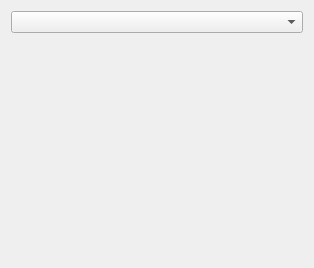
euroelessar/qutim, file src/corelayers/emotincssettings/emoticonsselector.ui: the form before one commit.
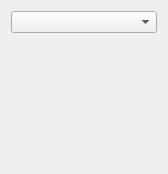
The form after the commit.

Commit message: Modified emoticons selector Fixes and updates in settings widget

Patch:
```diff
--- a/src/corelayers/emotincssettings/emoticonsselector.ui
+++ b/src/corelayers/emotincssettings/emoticonsselector.ui
@@ -6,32 +6,19 @@
    <rect>
     <x>0</x>
     <y>0</y>
-    <width>314</width>
-    <height>268</height>
+    <width>168</width>
+    <height>174</height>
    </rect>
   </property>
   <property name="windowTitle">
    <string>Form</string>
   </property>
   <layout class="QGridLayout" name="gridLayout">
-   <item row="0" column="0" colspan="2">
+   <item row="0" column="0">
     <widget class="QComboBox" name="themeSelector"/>
    </item>
-   <item row="1" column="0" colspan="2">
-    <layout class="QGridLayout" name="emoticonsLayout"/>
-   </item>
-   <item row="2" column="0" colspan="2">
-    <spacer name="verticalSpacer">
-     <property name="orientation">
-      <enum>Qt::Vertical</enum>
-     </property>
-     <property name="sizeHint" stdset="0">
-      <size>
-       <width>20</width>
-       <height>40</height>
-      </size>
-     </property>
-    </spacer>
+   <item row="1" column="0">
+    <widget class="QWidget" name="emoticons" native="true"/>
    </item>
   </layout>
  </widget>
```
The commit also changes 7 other files.
